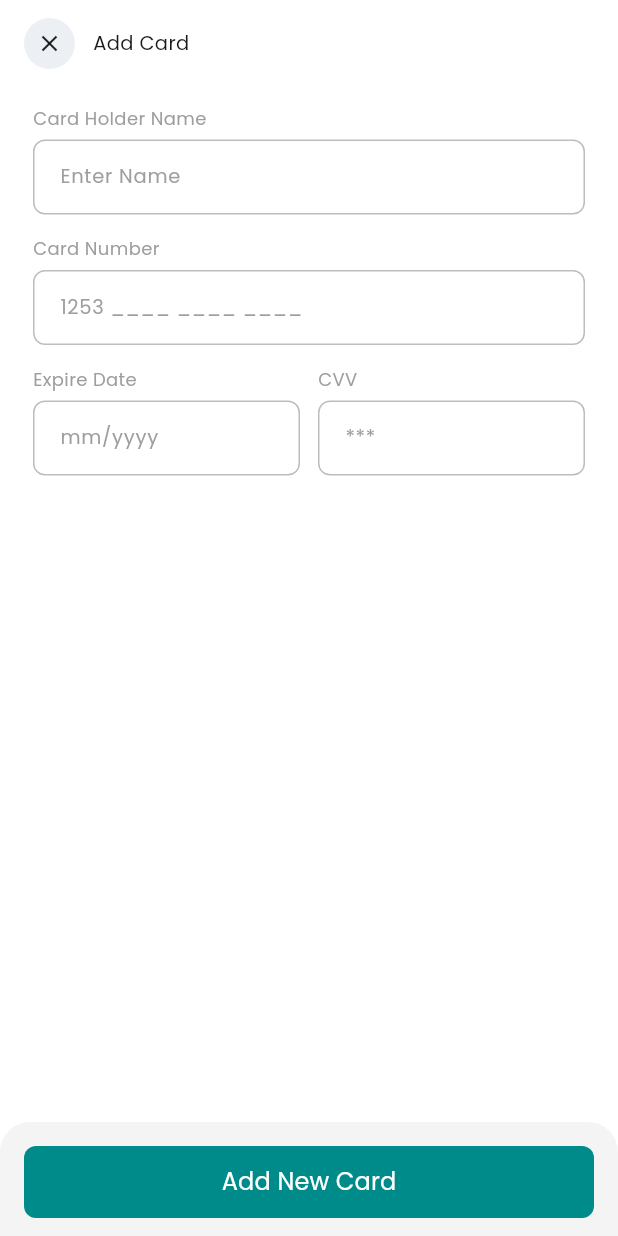
After one commit to Anousha-Ahmed/foodie-hub, a Flutter app: the AddCardScreen screen opened by its route, on a phone screen of 412 x 824 dp. The commit adds this screen. Run offline on Flutter 3.47's test engine with Material 3 defaults, Android fonts, the phone set to English and light mode, and no system bars; our stand-ins replace cloud_firestore, firebase_auth, firebase_core, get, google_fonts; accounts and stored records are empty.

Commit message:
Add card screen and payment successful screen

```diff
--- a/lib/app/core/utils/validators.dart
+++ b/lib/app/core/utils/validators.dart
@@ -17,6 +17,33 @@ class Validators {
     return null;
   }
 
+  static String? cardNumber(String? v) {
+    final d = (v ?? '').replaceAll(' ', '');
+    if (d.isEmpty) return 'Card number is required';
+    if (d.length != 16) return 'Enter a 16-digit card number';
+    return null;
+  }
+
+  static String? expiry(String? v) {
+    if (v == null || v.isEmpty) return 'Required';
+    final m = RegExp(r'^(\d{2})/(\d{4})$').firstMatch(v);
+    if (m == null) return 'Use mm/yyyy';
+    final month = int.parse(m.group(1)!);
+    final year = int.parse(m.group(2)!);
+    if (month < 1 || month > 12) return 'Invalid month';
+    final now = DateTime.now();
+    if (year < now.year || (year == now.year && month < now.month)) {
+      return 'Card expired';
+    }
+    return null;
+  }
+
+  static String? cvv(String? v) {
+    if (v == null || v.isEmpty) return 'Required';
+    if (!RegExp(r'^\d{3,4}$').hasMatch(v)) return 'Invalid CVV';
+    return null;
+  }
+
   /// Firebase Auth ko email chahiye, is liye phone se fake email banate hain.
   static String phoneToEmail(String phone) {
     final digits = phone.replaceAll(RegExp(r'[^0-9]'), '');
--- /dev/null
+++ b/lib/app/modules/add_card/add_card_screen.dart
@@ -0,0 +1,113 @@
+import 'package:flutter/material.dart';
+import 'package:flutter/services.dart';
+import 'package:get/get.dart';
+import 'package:google_fonts/google_fonts.dart';
+
+import '../../core/constants/app_colors.dart';
+import '../../core/utils/input_formatters.dart';
+import '../../core/utils/validators.dart';
+import '../../widgets/bottom_action_bar.dart';
+import '../../widgets/custom_text_field.dart';
+import '../checkout/checkout_controller.dart';
+
+class AddCardScreen extends GetView<CheckoutController> {
+  const AddCardScreen({super.key});
+
+  @override
+  Widget build(BuildContext context) {
+    return Scaffold(
+      body: SafeArea(
+        child: Column(
+          children: [
+            // X button + title (Figma jaisa)
+            Padding(
+              padding: const EdgeInsets.fromLTRB(16, 12, 16, 16),
+              child: Row(
+                children: [
+                  GestureDetector(
+                    onTap: Get.back,
+                    child: Container(
+                      width: 34,
+                      height: 34,
+                      decoration: const BoxDecoration(
+                          color: Color(0xFFECF0F4), shape: BoxShape.circle),
+                      child: const Icon(Icons.close,
+                          size: 18, color: AppColors.textDark),
+                    ),
+                  ),
+                  const SizedBox(width: 12),
+                  Text('Add Card',
+                      style: GoogleFonts.poppins(
+                          fontSize: 13, color: AppColors.textDark)),
+                ],
+              ),
+            ),
+            Expanded(
+              child: SingleChildScrollView(
+                padding:
+                    const EdgeInsets.symmetric(horizontal: 22, vertical: 8),
+                child: Form(
+                  key: controller.cardFormKey,
+                  child: Column(
+                    children: [
+                      CustomTextField(
+                        label: 'Card Holder Name',
+                        hint: 'Enter Name',
+                        controller: controller.cardHolderController,
+                        validator: (v) =>
+                            Validators.required(v, 'Card holder name'),
+                      ),
+                      const SizedBox(height: 14),
+                      CustomTextField(
+                        label: 'Card Number',
+                        hint: '1253 ____ ____ ____',
+                        controller: controller.cardNumberController,
+                        keyboardType: TextInputType.number,
+                        inputFormatters: [CardNumberFormatter()],
+                        validator: Validators.cardNumber,
+                      ),
+                      const SizedBox(height: 14),
+                      Row(
+                        crossAxisAlignment: CrossAxisAlignment.start,
+                        children: [
+                          Expanded(
+                            child: CustomTextField(
+                              label: 'Expire Date',
+                              hint: 'mm/yyyy',
+                              controller: controller.expiryController,
+                              keyboardType: TextInputType.number,
+                              inputFormatters: [ExpiryDateFormatter()],
+                              validator: Validators.expiry,
+                            ),
+                          ),
+                          const SizedBox(width: 12),
+                          Expanded(
+                            child: CustomTextField(
+                              label: 'CVV',
+                              hint: '***',
+                              controller: controller.cvvController,
+                              keyboardType: TextInputType.number,
+                              inputFormatters: [
+                                FilteringTextInputFormatter.digitsOnly,
+                                LengthLimitingTextInputFormatter(4),
+                              ],
+                              validator: Validators.cvv,
+                            ),
+                          ),
+                        ],
+                      ),
+                    ],
+                  ),
+                ),
+              ),
+            ),
+            BottomActionBar(
+              buttonText: 'Add New Card',
+              onPressed: controller.addCard,
+            ),
+          ],
+        ),
+      ),
+    );
+  }
+}
--- a/lib/app/modules/checkout/checkout_controller.dart
+++ b/lib/app/modules/checkout/checkout_controller.dart
@@ -13,7 +13,7 @@ class CheckoutController extends GetxController {
   final cart = Get.find<CartController>();
   final _orderService = OrderService();
 
-  // ---- Order Summary ----
+
   final orderId = (1000000 + Random().nextInt(9000000)).toString();
   final int deliveryCharges = 100;
 
@@ -24,6 +24,15 @@ class CheckoutController extends GetxController {
   final addressFormKey = GlobalKey<FormState>();
   final addressController = TextEditingController();
   final instructionsController = TextEditingController();
+
+  // ---- Add Card ----
+  final cardFormKey = GlobalKey<FormState>();
+  final cardHolderController = TextEditingController();
+  final cardNumberController = TextEditingController();
+  final expiryController = TextEditingController();
+  final cvvController = TextEditingController();
+  // Poora card number kabhi save nahi karte, sirf aakhri 4 digits
+  final savedCardLast4 = RxnString();
 
   // ---- Payment ----
   final cardMethods = const [
@@ -83,6 +92,25 @@ class CheckoutController extends GetxController {
 
   void selectMethod(PaymentMethodModel m) => selectedMethod.value = m;
 
+  /// Card wali row par tap: card nahi hai to Add Card screen, warna select
+  void onCardTap() {
+    if (savedCardLast4.value == null) {
+      Get.toNamed(AppRoutes.addCard);
+    } else {
+      selectMethod(cardMethods.first);
+    }
+  }
+
+  void addCard() {
+    if (!cardFormKey.currentState!.validate()) return;
+    final digits = cardNumberController.text.replaceAll(' ', '');
+    savedCardLast4.value = digits.substring(digits.length - 4);
+    selectMethod(cardMethods.first);
+    Get.back();
+    Get.snackbar('Card added', 'Card ending ${savedCardLast4.value} saved',
+        snackPosition: SnackPosition.BOTTOM);
+  }
+
   Future<void> payAndConfirm() async {
     final method = selectedMethod.value;
     if (method == null) {
@@ -100,12 +128,12 @@ class CheckoutController extends GetxController {
         total: total,
         address: addressController.text.trim(),
         instructions: instructionsController.text.trim(),
-        paymentMethod: method.name,
+        paymentMethod: method.id == 'card'
+            ? 'Card ending ${savedCardLast4.value}'
+            : method.name,
       );
       cart.items.clear();
-      Get.offAllNamed(AppRoutes.home);
-      Get.snackbar('Order placed', 'Your order #$orderId has been confirmed',
-          snackPosition: SnackPosition.BOTTOM);
+      Get.offAllNamed(AppRoutes.paymentSuccess);
     } catch (e) {
       Get.snackbar('Order failed', 'Something went wrong, please try again',
           snackPosition: SnackPosition.BOTTOM);
@@ -113,11 +141,4 @@ class CheckoutController extends GetxController {
       isLoading.value = false;
     }
   }
-
-  @override
-  void onClose() {
-    addressController.dispose();
-    instructionsController.dispose();
-    super.onClose();
-  }
 }
--- a/lib/app/modules/payment_methods/payment_methods_screen.dart
+++ b/lib/app/modules/payment_methods/payment_methods_screen.dart
@@ -47,6 +47,7 @@ class PaymentMethodsScreen extends GetView<CheckoutController> {
                 padding: const EdgeInsets.symmetric(horizontal: 16),
                 child: Obx(() {
                   final selectedId = controller.selectedMethod.value?.id;
+                  final last4 = controller.savedCardLast4.value;
                   return Column(
                     crossAxisAlignment: CrossAxisAlignment.start,
                     children: [
@@ -58,8 +59,11 @@ class PaymentMethodsScreen extends GetView<CheckoutController> {
                             for (final m in controller.cardMethods)
                               PaymentOptionTile(
                                 method: m,
+                                title: last4 == null
+                                    ? m.name
+                                    : '•••• •••• •••• $last4',
                                 selected: selectedId == m.id,
-                                onTap: () => controller.selectMethod(m),
+                                onTap: controller.onCardTap,
                               ),
                           ],
                         ),
--- a/lib/app/modules/payment_methods/widgets/payment_option_tile.dart
+++ b/lib/app/modules/payment_methods/widgets/payment_option_tile.dart
@@ -6,12 +6,14 @@ import '../../../data/models/payment_method_model.dart';
 
 class PaymentOptionTile extends StatelessWidget {
   final PaymentMethodModel method;
+  final String? title;
   final bool selected;
   final VoidCallback onTap;
 
   const PaymentOptionTile({
     super.key,
     required this.method,
+    this.title,
     required this.selected,
     required this.onTap,
   });
@@ -27,11 +29,11 @@ class PaymentOptionTile extends StatelessWidget {
             Image.asset(method.asset,
                 width: 20,
                 height: 20,
-                errorBuilder: (_, __, ___) =>
-                    Icon(method.fallbackIcon, size: 22, color: method.fallbackColor)),
+                errorBuilder: (_, __, ___) => Icon(method.fallbackIcon,
+                    size: 22, color: method.fallbackColor)),
             const SizedBox(width: 10),
             Expanded(
-              child: Text(method.name,
+              child: Text(title ?? method.name,
                   style: GoogleFonts.poppins(
                       fontSize: 11, color: AppColors.textGrey)),
             ),
--- a/lib/app/routes/app_pages.dart
+++ b/lib/app/routes/app_pages.dart
@@ -1,5 +1,6 @@
 import 'package:get/get.dart';
 
+import '../modules/add_card/add_card_screen.dart';
 import '../modules/cart/cart_screen.dart';
 import '../modules/categories/categories_binding.dart';
 import '../modules/categories/categories_screen.dart';
@@ -7,10 +8,11 @@ import '../modules/category_items/category_items_binding.dart';
 import '../modules/category_items/category_items_screen.dart';
 import '../modules/checkout/checkout_binding.dart';
 import '../modules/delivery_address/delivery_address_screen.dart';
+import '../modules/home/home_binding.dart';
+import '../modules/home/home_screen.dart';
 import '../modules/order_summary/order_summary_screen.dart';
 import '../modules/payment_methods/payment_methods_screen.dart';
-import '../modules/home/home_binding.dart';
-import '../modules/home/home_screen.dart';
+import '../modules/payment_success/payment_success_screen.dart';
 import '../modules/sign_in/sign_in_binding.dart';
 import '../modules/sign_in/sign_in_screen.dart';
 import '../modules/sign_up/sign_up_binding.dart';
@@ -50,10 +52,12 @@ class AppPages {
         page: () => const CategoryItemsScreen(),
         binding: CategoryItemsBinding(),
         transition: Transition.rightToLeft),
+    // CartController main.dart me permanent register hai, is liye binding nahi chahiye
     GetPage(
         name: AppRoutes.cart,
         page: () => const CartScreen(),
         transition: Transition.rightToLeft),
+    // CheckoutController yahan se bana, aage ki teeno screens isi ko use karti hain
     GetPage(
         name: AppRoutes.orderSummary,
         page: () => const OrderSummaryScreen(),
@@ -67,5 +71,13 @@ class AppPages {
         name: AppRoutes.paymentMethods,
         page: () => const PaymentMethodsScreen(),
         transition: Transition.rightToLeft),
+    GetPage(
+        name: AppRoutes.addCard,
+        page: () => const AddCardScreen(),
+        transition: Transition.downToUp),
+    GetPage(
+        name: AppRoutes.paymentSuccess,
+        page: () => const PaymentSuccessScreen(),
+        transition: Transition.fadeIn),
   ];
 }
--- a/lib/app/routes/app_routes.dart
+++ b/lib/app/routes/app_routes.dart
@@ -9,4 +9,6 @@ abstract class AppRoutes {
   static const orderSummary = '/order-summary';
   static const deliveryAddress = '/delivery-address';
   static const paymentMethods = '/payment-methods';
+  static const addCard = '/add-card';
+  static const paymentSuccess = '/payment-success';
 }
--- a/lib/app/widgets/custom_text_field.dart
+++ b/lib/app/widgets/custom_text_field.dart
@@ -1,15 +1,17 @@
 import 'package:flutter/material.dart';
+import 'package:flutter/services.dart';
 import 'package:google_fonts/google_fonts.dart';
 
 import '../core/constants/app_colors.dart';
 
 class CustomTextField extends StatefulWidget {
-  final String? label; // chota grey label field ke upar
+  final String? label;
   final String hint;
   final TextEditingController controller;
   final bool isPassword;
   final TextInputType keyboardType;
   final int maxLines;
+  final List<TextInputFormatter>? inputFormatters;
   final String? Function(String?)? validator;
 
   const CustomTextField({
@@ -20,6 +22,7 @@ class CustomTextField extends StatefulWidget {
     this.isPassword = false,
     this.keyboardType = TextInputType.text,
     this.maxLines = 1,
+    this.inputFormatters,
     this.validator,
   });
 
@@ -51,6 +54,7 @@ class _CustomTextFieldState extends State<CustomTextField> {
           obscureText: widget.isPassword && _obscure,
           maxLines: widget.isPassword ? 1 : widget.maxLines,
           keyboardType: widget.keyboardType,
+          inputFormatters: widget.inputFormatters,
           validator: widget.validator,
           style: GoogleFonts.poppins(fontSize: 13, color: AppColors.textDark),
           decoration: InputDecoration(
```
Also changed, not shown: lib/app/core/utils/input_formatters.dart (added, +38 -0 lines), lib/app/modules/payment_success/payment_success_screen.dart (added, +67 -0 lines). Lines whose indentation alone changed are shown as unchanged.
